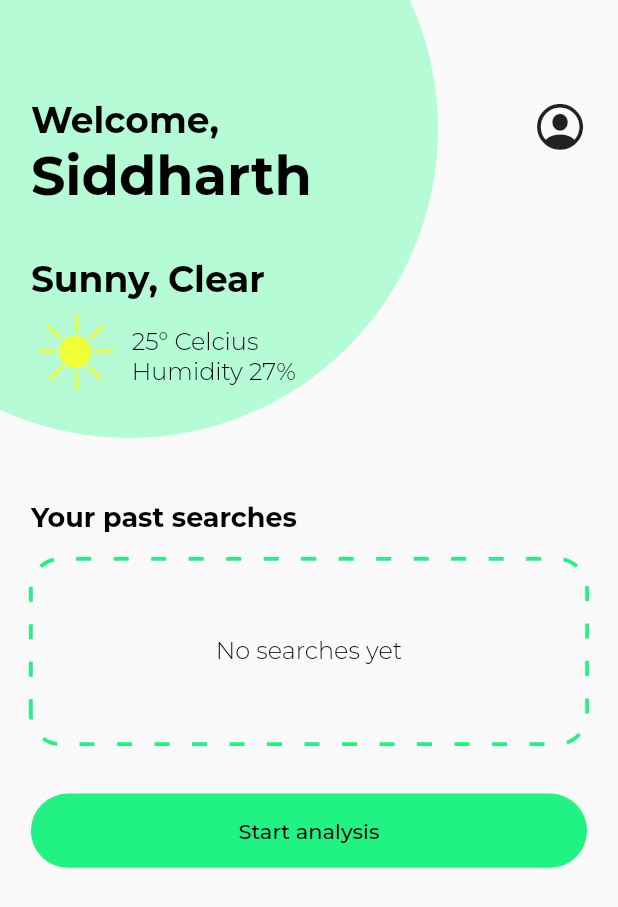
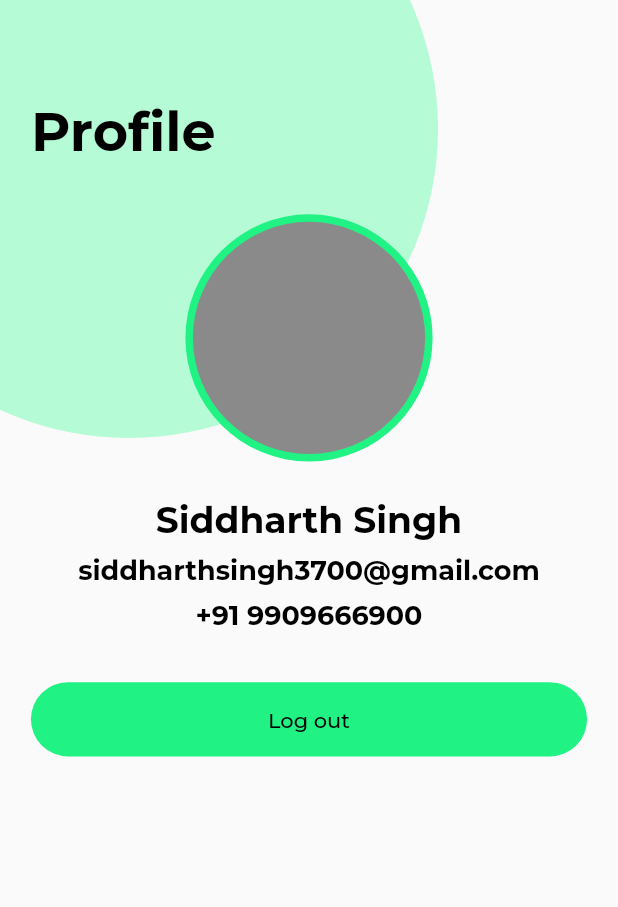
Before and after one commit to s1dd54rt5/chlorophyll, a Flutter app: the Dashboard widget shown alone on an empty page, opened directly, after a tap on an icon or button, on a phone screen of 412 x 824 dp. Shown: the top 907 px of the screen. Run offline on Flutter 3.47's test engine with Material 2 defaults, Android fonts, the light colour scheme and no system bars; our stand-ins replace dotted_decoration, flutter_svg, get, google_fonts; project files that could hold a hidden picture were left out.

Commit message:
profile page done

```diff
--- a/chlorophyll/lib/screens/dashboard.dart
+++ b/chlorophyll/lib/screens/dashboard.dart
@@ -1,11 +1,13 @@
 import 'package:chlorophyll/constants/svgConst.dart';
 import 'package:chlorophyll/constants/theme.dart';
 import 'package:chlorophyll/helpers/size.dart';
+import 'package:chlorophyll/screens/profile.dart';
 import 'package:chlorophyll/widgets/button.dart';
 import 'package:dotted_decoration/dotted_decoration.dart';
 import 'package:flutter/cupertino.dart';
 import 'package:flutter/material.dart';
 import 'package:flutter_svg/svg.dart';
+import 'package:get/get.dart';
 
 class Dashboard extends StatefulWidget {
   @override
@@ -58,7 +60,9 @@ class _DashboardState extends State<Dashboard> {
                   ),
                   Spacer(),
                   GestureDetector(
-                    onTap: () {},
+                    onTap: () {
+                      Get.to(() => Profile());
+                    },
                     child: Icon(
                       CupertinoIcons.profile_circled,
                       size: 36,
--- a/chlorophyll/lib/screens/landingScreen.dart
+++ b/chlorophyll/lib/screens/landingScreen.dart
@@ -31,7 +31,7 @@ class _LandingScreenState extends State<LandingScreen> {
           elevation: 0,
           selectedItemColor: primaryGreen,
           unselectedItemColor: grey,
-          showUnselectedLabels: false,
+          showUnselectedLabels: true,
           type: BottomNavigationBarType.fixed,
           currentIndex: currentIndex,
           onTap: (index) {
--- /dev/null
+++ b/chlorophyll/lib/screens/profile.dart
@@ -0,0 +1,115 @@
+import 'package:chlorophyll/constants/theme.dart';
+import 'package:chlorophyll/helpers/size.dart';
+import 'package:chlorophyll/widgets/button.dart';
+import 'package:flutter/material.dart';
+
+class Profile extends StatefulWidget {
+  @override
+  _ProfileState createState() => _ProfileState();
+}
+
+class _ProfileState extends State<Profile> {
+  @override
+  Widget build(BuildContext context) {
+    SizeHelper s = SizeHelper(context);
+    return Scaffold(
+      body: Stack(
+        children: [
+          Positioned(
+            left: -120,
+            top: -120,
+            child: Container(
+              height: s.hHelper(50),
+              width: s.hHelper(50),
+              decoration: BoxDecoration(
+                color: secondaryGreen,
+                borderRadius: BorderRadius.circular(1000),
+              ),
+            ),
+          ),
+          Padding(
+            padding: EdgeInsets.symmetric(
+              horizontal: s.wHelper(5),
+            ),
+            child: Column(
+              crossAxisAlignment: CrossAxisAlignment.start,
+              children: [
+                SizedBox(
+                  height: s.hHelper(8),
+                ),
+                Text(
+                  "Profile",
+                  style: bigTextBold,
+                ),
+                SizedBox(
+                  height: s.hHelper(4),
+                ),
+                Container(
+                  width: double.infinity,
+                  alignment: Alignment.center,
+                  child: Container(
+                    height: s.hHelper(20),
+                    width: s.hHelper(20),
+                    decoration: BoxDecoration(
+                      color: primaryGreen,
+                      borderRadius: BorderRadius.circular(300),
+                    ),
+                    padding: EdgeInsets.all(5),
+                    child: Container(
+                      height: s.hHelper(18),
+                      width: s.hHelper(18),
+                      decoration: BoxDecoration(
+                        color: grey,
+                        borderRadius: BorderRadius.circular(300),
+                      ),
+                    ),
+                  ),
+                ),
+                SizedBox(
+                  height: s.hHelper(3),
+                ),
+                Container(
+                  alignment: Alignment.center,
+                  width: double.infinity,
+                  child: Text(
+                    "Siddharth Singh",
+                    style: smallTextBold,
+                  ),
+                ),
+                SizedBox(
+                  height: s.hHelper(1),
+                ),
+                Container(
+                  alignment: Alignment.center,
+                  width: double.infinity,
+                  child: Text(
+                    "siddharthsingh3700@gmail.com",
+                    style: smallerTextBold,
+                  ),
+                ),
+                SizedBox(
+                  height: s.hHelper(1),
+                ),
+                Container(
+                  alignment: Alignment.center,
+                  width: double.infinity,
+                  child: Text(
+                    "+91 9909666900",
+                    style: smallerTextBold,
+                  ),
+                ),
+                SizedBox(
+                  height: s.hHelper(4),
+                ),
+                CustomButton(
+                  title: "Log out",
+                  onButtonPressed: () {},
+                )
+              ],
+            ),
+          ),
+        ],
+      ),
+    );
+  }
+}
```
